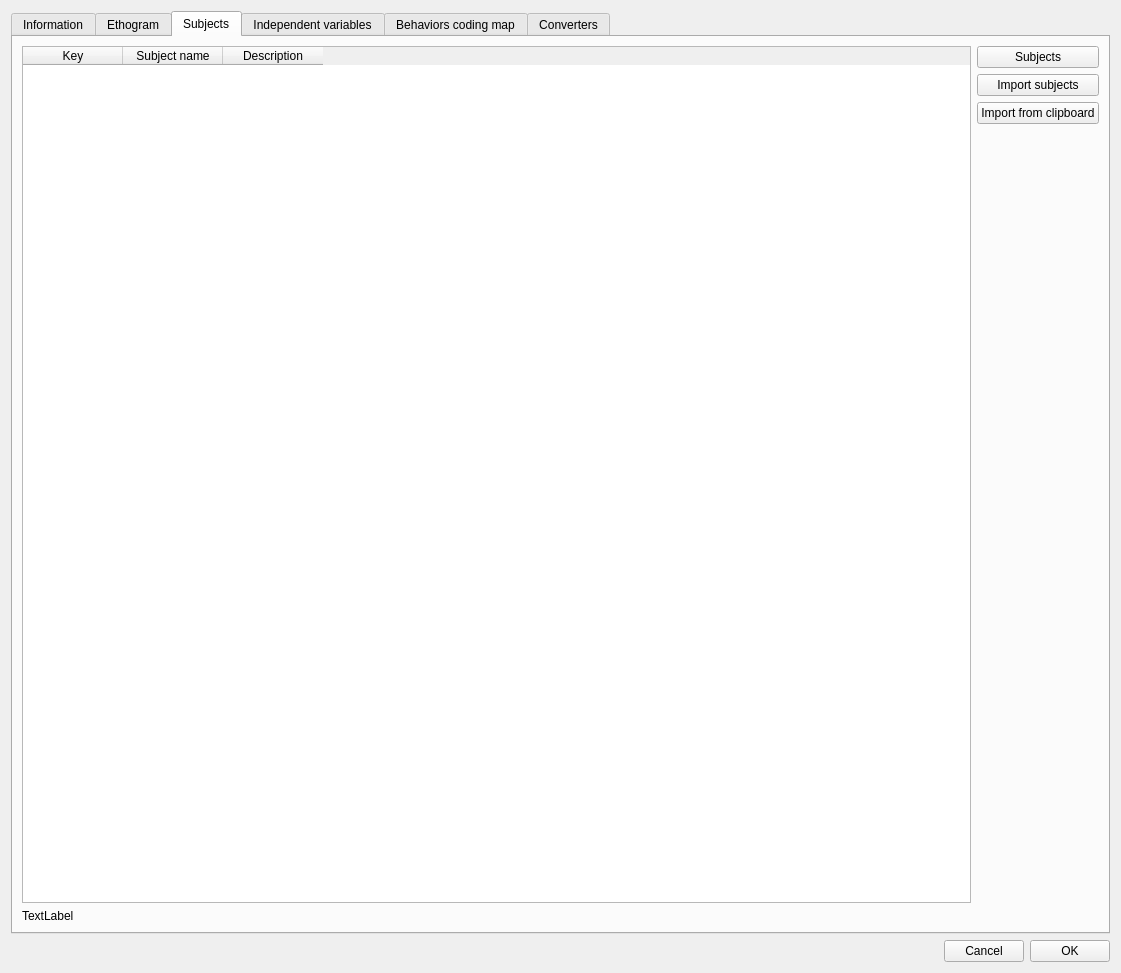
Before: the Qt Designer form boris/project.ui in olivierfriard/BORIS, drawn with Qt 5.
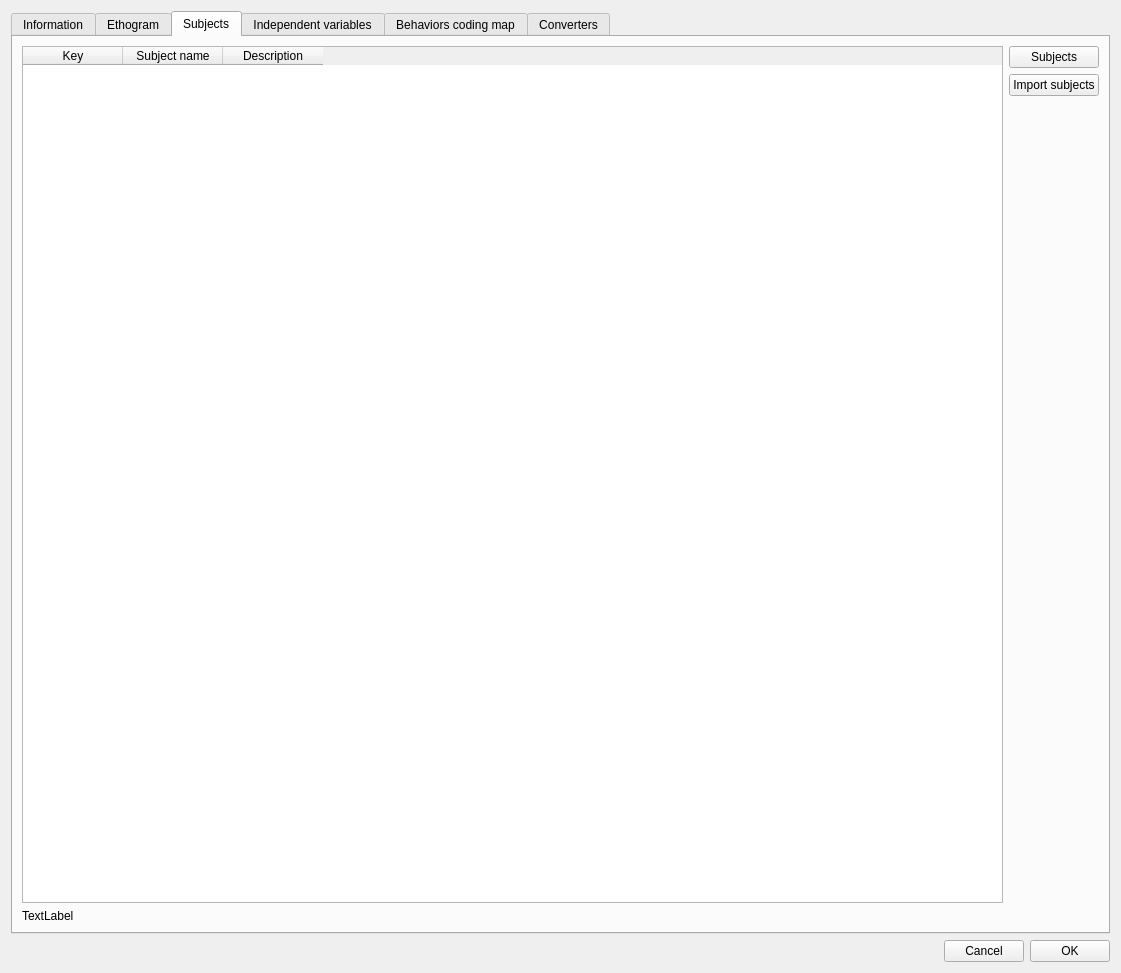
After: the same form once the commit is applied.

Commit message: added import subject from xlsx and ODS

What changed in the file:
```diff
--- a/boris/project.ui
+++ b/boris/project.ui
@@ -351,13 +351,6 @@
                  </property>
                 </widget>
                </item>
-               <item>
-                <widget class="QPushButton" name="pb_import_subjects_from_clipboard">
-                 <property name="text">
-                  <string>Import from clipboard</string>
-                 </property>
-                </widget>
-               </item>
                <item>
                 <spacer name="verticalSpacer_2">
                  <property name="orientation">
```
The commit also changes 2 other files.
